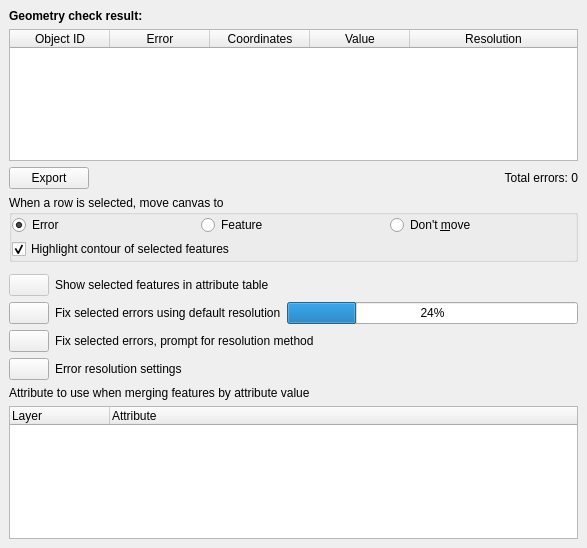
This is src/plugins/geometry_checker/ui/qgsgeometrycheckerresulttab.ui in qgis/QGIS as Qt 5 draws it before an edit. The edited form follows.
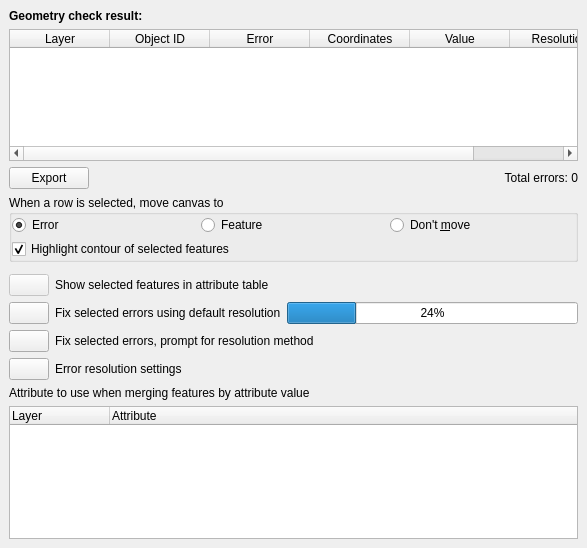
This is the edited form. Icons and pictures are not drawn. Custom widgets are drawn as their Qt base class.

Commit message: [Geometry checker] Add layer column to result table

Patch:
```diff
--- a/src/plugins/geometry_checker/ui/qgsgeometrycheckerresulttab.ui
+++ b/src/plugins/geometry_checker/ui/qgsgeometrycheckerresulttab.ui
@@ -293,6 +293,11 @@
          <attribute name="verticalHeaderVisible">
           <bool>false</bool>
          </attribute>
+         <column>
+          <property name="text">
+           <string>Layer</string>
+          </property>
+         </column>
          <column>
           <property name="text">
            <string>Object ID</string>
```
The commit also changes 1 other file.
